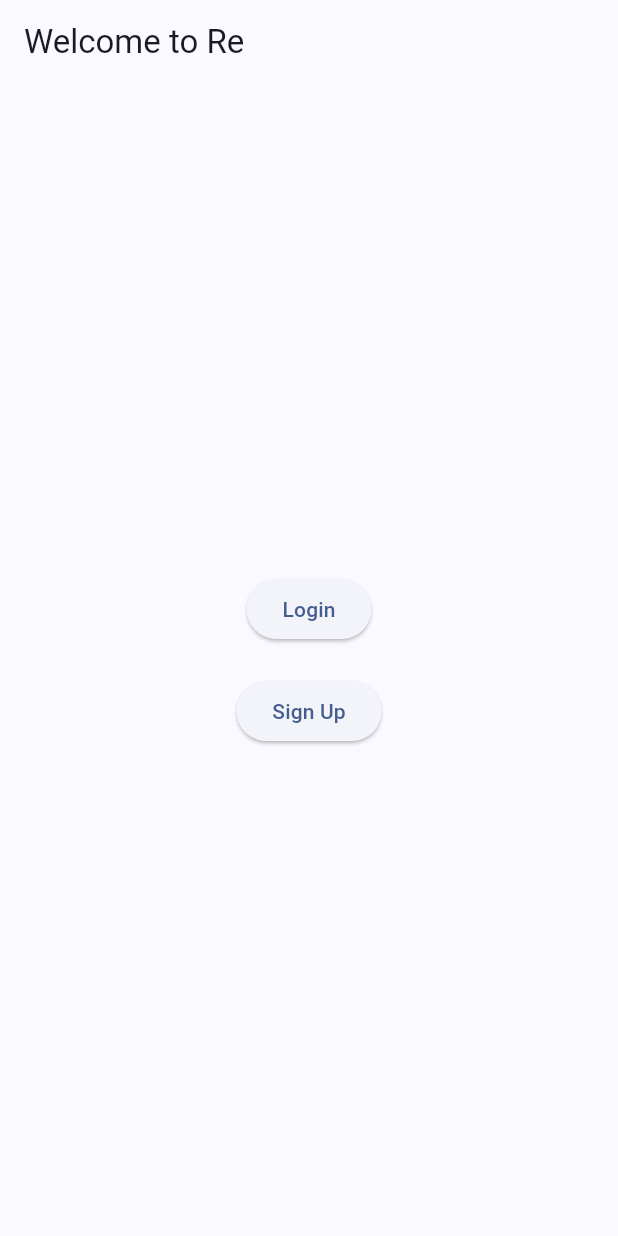
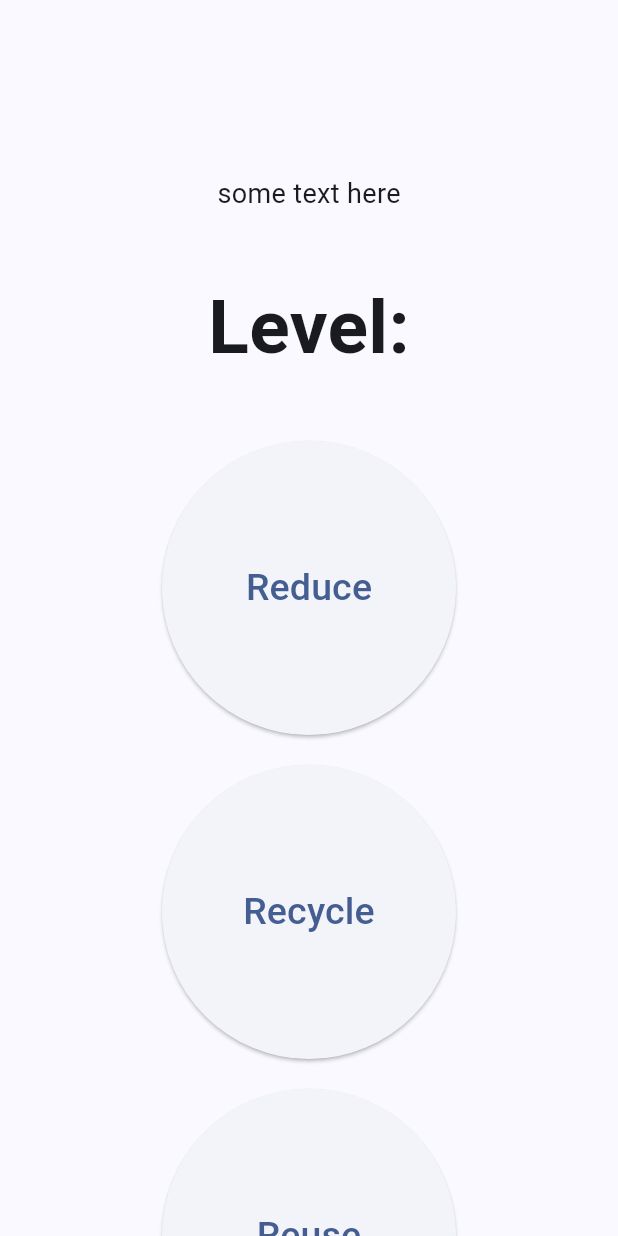
Before and after one commit to jessien53/re_app_civic_hacks, a Flutter app: the screen it shows after launch, on a phone screen of 412 x 824 dp. Run offline on Flutter 3.47's test engine with Material 3 defaults, Android fonts, the phone set to English and light mode, and no system bars.

Commit message:
worked primary_screen and global variable

```diff
--- a/lib/main.dart
+++ b/lib/main.dart
@@ -1,6 +1,8 @@
 // main.dart
 import 'package:flutter/material.dart';
 import 'screens/start_screen.dart';
+import 'screens/primary_screen.dart';
+
 
 void main() {
   runApp(const ReApp());
@@ -17,7 +19,8 @@ class ReApp extends StatelessWidget {
         colorScheme: ColorScheme.fromSeed(seedColor: Colors.blueAccent),
         useMaterial3: true,
       ),
-      home: const StartScreen(),
+     // home: const StartScreen(),--Original
+        home:  PrimaryScreen()
     );
   }
 }
--- /dev/null
+++ b/lib/screens/global_variables.dart
@@ -0,0 +1,4 @@
+// lib/globals.dart
+library global_variables;
+
+int currentLevel = 0;  // Your global variable
--- /dev/null
+++ b/lib/screens/primary_screen.dart
@@ -0,0 +1,87 @@
+// primary_screen.dart
+import 'package:flutter/material.dart';
+import 'global_variables.dart' as globals;
+
+class PrimaryScreen extends StatelessWidget {
+   PrimaryScreen({Key? key}) : super(key: key);
+
+  //defining current level
+  int currentLevel = globals.currentLevel;
+
+  @override
+  Widget build(BuildContext context) {
+    return Scaffold(
+      // Optional AppBar, uncomment if you want a top bar
+      // appBar: AppBar(
+      //   title: const Text('Primary Screen'),
+      // ),
+      body: SingleChildScrollView(
+        padding: const EdgeInsets.all(16.0),
+        child: Center(
+          child: Column(
+            children: [
+              const SizedBox(height: 100),
+              const Text(
+                'some text here',
+                style: TextStyle(fontSize: 18),
+              ),
+
+              const SizedBox(height: 40),
+              const Text(
+                'Level:', //---> Need to add currentLevel global variable --Sam.
+                style: TextStyle(fontSize: 50, fontWeight: FontWeight.w600),
+              ),
+              const SizedBox(height: 40),
+
+              // Button 1
+              ElevatedButton(
+                onPressed: () {
+                  // TODO: Handle button 1 press
+                },
+                style: ElevatedButton.styleFrom(
+                  // Use CircleBorder to make the shape circular
+                  shape: const CircleBorder(),
+                  // Use padding instead of minimumSize for sizing
+                  padding: const EdgeInsets.all(80),
+                  // Optionally adjust background color, text style, etc. here
+                ),
+                child: const Text('Reduce',
+                    style: TextStyle(fontSize: 25)),
+              ),
+              const SizedBox(height: 20),
+
+              // Button 2
+              ElevatedButton(
+                onPressed: () {
+                  // TODO: Handle button 2 press
+                },
+                style: ElevatedButton.styleFrom(
+                  shape: const CircleBorder(),
+                  padding: const EdgeInsets.all(80),
+                ),
+                child: const Text('Recycle',
+                    style: TextStyle(fontSize: 25)),
+              ),
+              const SizedBox(height: 20),
+
+              // Button 3
+              ElevatedButton(
+                onPressed: () {
+                  // TODO: Handle button 3 press
+                },
+                style: ElevatedButton.styleFrom(
+                  shape: const CircleBorder(),
+                  padding: const EdgeInsets.all(80),
+                ),
+                child: const Text('Reuse',
+                  style: TextStyle(fontSize: 25)),
+              ),
+              const SizedBox(height: 40),
+              // Add more widgets here. As you add more, the screen will scroll.
+            ],
+          ),
+        ),
+      ),
+    );
+  }
+}
--- a/lib/screens/questionnaire_screen.dart
+++ b/lib/screens/questionnaire_screen.dart
@@ -8,6 +8,7 @@ class QuestionnaireScreen extends StatelessWidget {
     return Scaffold(
       appBar: AppBar(title: const Text('Questionnaire')),
       body: Padding(
+
         padding: const EdgeInsets.all(16.0),
         child: Column(
           children: [
```
